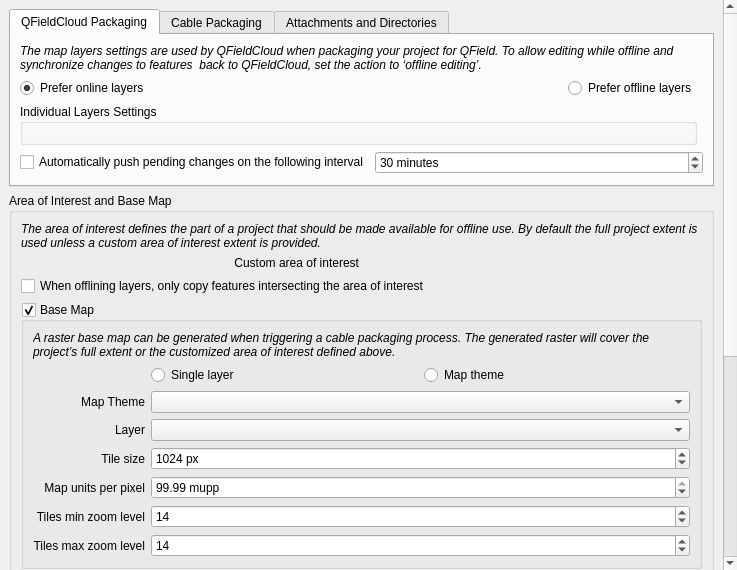
The window that qfieldsync/ui/project_configuration_widget.ui (opengisch/qfieldsync) describes before a commit, drawn with Qt 5.
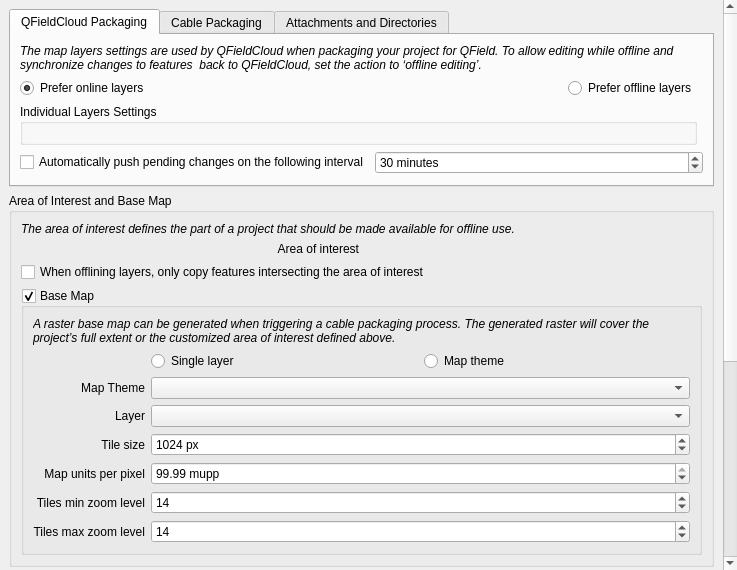
The same window after the commit. Custom widgets are drawn as their Qt base class.

Commit message: Simply area of interest labels by adding a placeholder text in the extent widget

What changed in the file:
```diff
--- a/qfieldsync/ui/project_configuration_widget.ui
+++ b/qfieldsync/ui/project_configuration_widget.ui
@@ -274,7 +274,7 @@
           <item row="0" column="0" colspan="2">
            <widget class="QLabel" name="areaOfInterestLabel">
             <property name="text">
-             <string>The area of interest defines the part of a project that should be made available for offline use. By default the full project extent is used unless a custom area of interest extent is provided.</string>
+             <string>The area of interest defines the part of a project that should be made available for offline use.</string>
             </property>
             <property name="font">
              <font>
@@ -289,7 +289,7 @@
           <item row="1" column="0">
            <widget class="QLabel" name="customAreaOfInterestLabel">
             <property name="text">
-             <string>Custom area of interest</string>
+             <string>Area of interest</string>
             </property>
             <property name="alignment">
              <set>Qt::AlignRight|Qt::AlignTrailing|Qt::AlignVCenter</set>
```
The commit also changes 1 other file.
